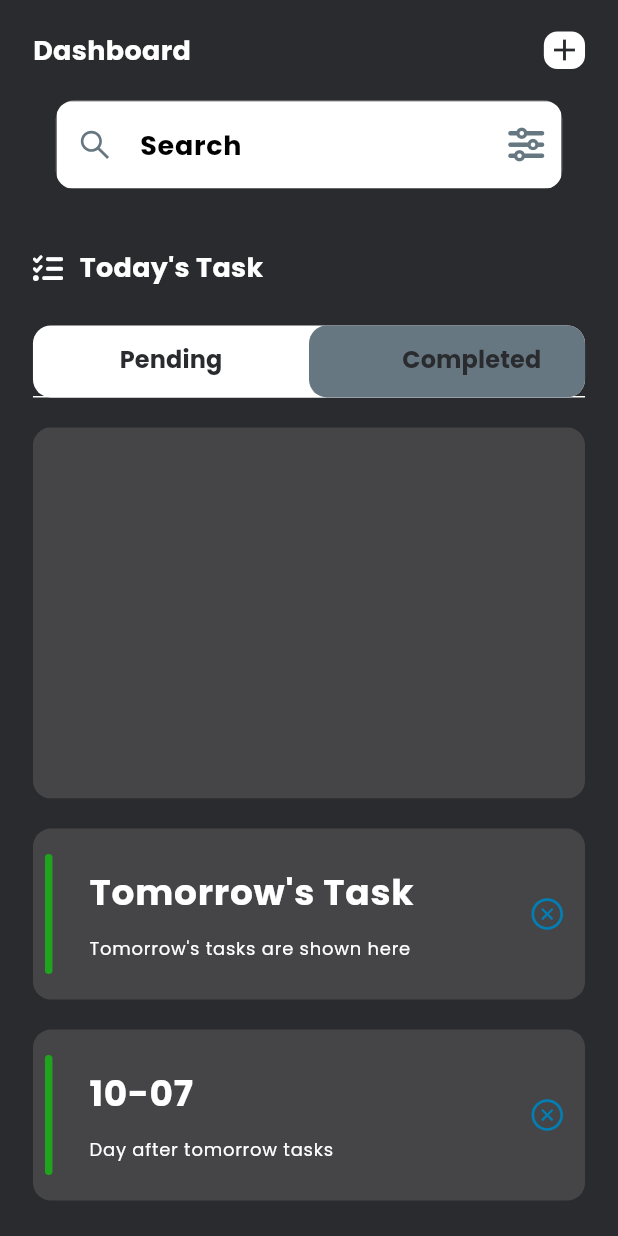
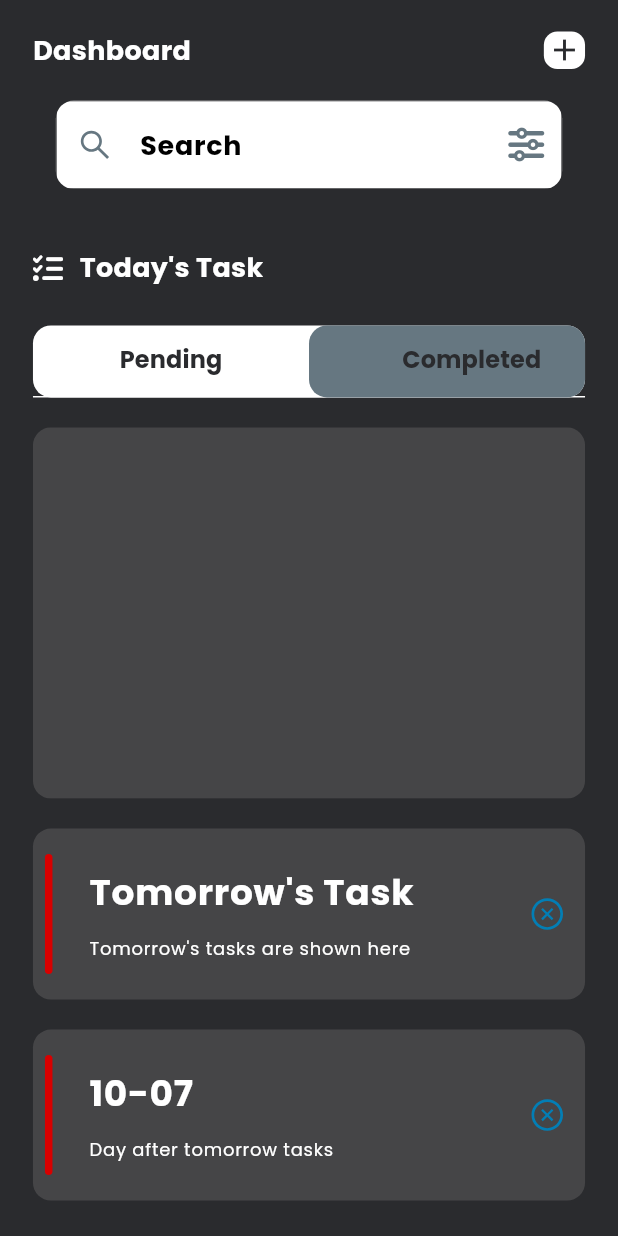
Before and after one commit to AmirBerenji/todo_proj, a Flutter app: the screen it shows after launch, tab 2 chosen, on a phone screen of 412 x 824 dp. Run offline on Flutter 3.47's test engine with Material 3 defaults, Android fonts, the phone set to English and light mode, and no system bars; drawn by our look-alikes of dynamic_color; our stand-ins replace country_picker, flutter_datetime_picker_plus, flutter_screenutil, flutter_vector_icons, google_fonts, hooks_riverpod and 4 more; accounts and stored records are empty; generated files the repository leaves out were written again.

Commit message:
provide complete and delete task

```diff
--- a/lib/common/widgets/titles.dart
+++ b/lib/common/widgets/titles.dart
@@ -5,6 +5,7 @@ import 'package:todo_proj/common/widgets/appstyle.dart';
 import 'package:todo_proj/common/widgets/hight_spacer.dart';
 import 'package:todo_proj/common/widgets/resuable_text.dart';
 import 'package:todo_proj/common/widgets/width_spacer.dart';
+import 'package:todo_proj/features/todo/controllers/todo/todo_provider.dart';
 
 class BottomTitles extends StatelessWidget {
   const BottomTitles({super.key, required this.text, required this.text2,  this.clr});
@@ -23,13 +24,13 @@ final Color? clr;
         children: [
           Consumer(
             builder: (context,ref,child){
+              var color = ref.read(todoStateProvider.notifier).getRandomColor();
               return Container(
                 height: 80,
                 width: 5,
-                decoration: const BoxDecoration(
-                  borderRadius: BorderRadius.all(Radius.circular(AppConst.kRadius)),
-                  ///TODO: Add dynamic color
-                  color: AppConst.kGreen
+                decoration: BoxDecoration(
+                  borderRadius: const BorderRadius.all(Radius.circular(AppConst.kRadius)),
+                  color: color,
                 ),
               );
             }
--- a/lib/features/todo/pages/homepage.dart
+++ b/lib/features/todo/pages/homepage.dart
@@ -10,6 +10,7 @@ import 'package:todo_proj/common/widgets/resuable_text.dart';
 import 'package:todo_proj/common/widgets/width_spacer.dart';
 import 'package:todo_proj/features/todo/controllers/todo/todo_provider.dart';
 import 'package:todo_proj/features/todo/pages/add.dart';
+import 'package:todo_proj/features/todo/widgets/completed_task.dart';
 import 'package:todo_proj/features/todo/widgets/day_after_tomarrow.dart';
 import 'package:todo_proj/features/todo/widgets/today_task.dart';
 import 'package:todo_proj/features/todo/widgets/tomorrow_list.dart';
@@ -156,7 +157,7 @@ final TextEditingController search = TextEditingController();
                       Container(
                         color: AppConst.kBkLight,
                         height: AppConst.kHieght*0.3,
-
+                        child: const CompletedTask(),
                       ),
                     ]),
                 ),
--- a/lib/features/todo/widgets/completed_task.dart
+++ b/lib/features/todo/widgets/completed_task.dart
@@ -0,0 +1,41 @@
+import 'package:flutter/material.dart';
+import 'package:flutter_vector_icons/flutter_vector_icons.dart';
+import 'package:hooks_riverpod/hooks_riverpod.dart';
+import 'package:todo_proj/common/models/task_model.dart';
+import 'package:todo_proj/common/utils/constants.dart';
+import 'package:todo_proj/features/todo/controllers/todo/todo_provider.dart';
+import 'package:todo_proj/features/todo/widgets/todo_tile.dart';
+
+class CompletedTask extends ConsumerWidget {
+  const CompletedTask({
+    super.key,
+  });
+
+  @override
+  Widget build(BuildContext context,WidgetRef ref) {
+    List<Task> listData = ref.watch(todoStateProvider);
+    List lastMonth = ref.read(todoStateProvider.notifier).last30days().toList();
+    var taskList = listData.where((e) => e.isCompleted == 1 || lastMonth.contains(e.date!.substring(0,10))).toList();
+
+
+    return ListView.builder(
+      itemCount: taskList.length ,
+      itemBuilder: (context,index){
+        final data = taskList[index];
+        dynamic color = ref.read(todoStateProvider.notifier).getRandomColor();
+        return TodoTile(
+          delete: (){
+            ref.read(todoStateProvider.notifier).deleteTodo(data.id??0);
+          },
+          editWidget: const SizedBox.shrink(),
+          title: data.title,
+          description: data.desc,
+          start: data.startTime,
+          end: data.endTime,
+          color: color,
+          switcher: const Icon(AntDesign.checkcircle,color: AppConst.kGreen,)
+        );
+      }
+      );
+  }
+}
```
Also changed, not shown: lib/features/todo/widgets/today_task.dart (+8 -0 lines).
